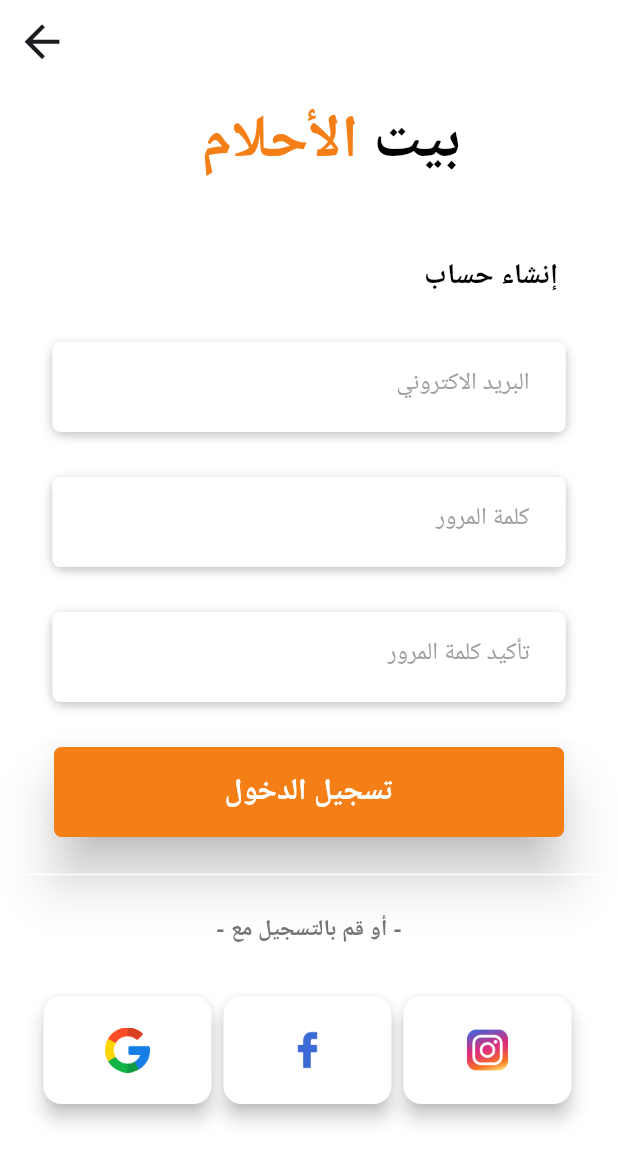
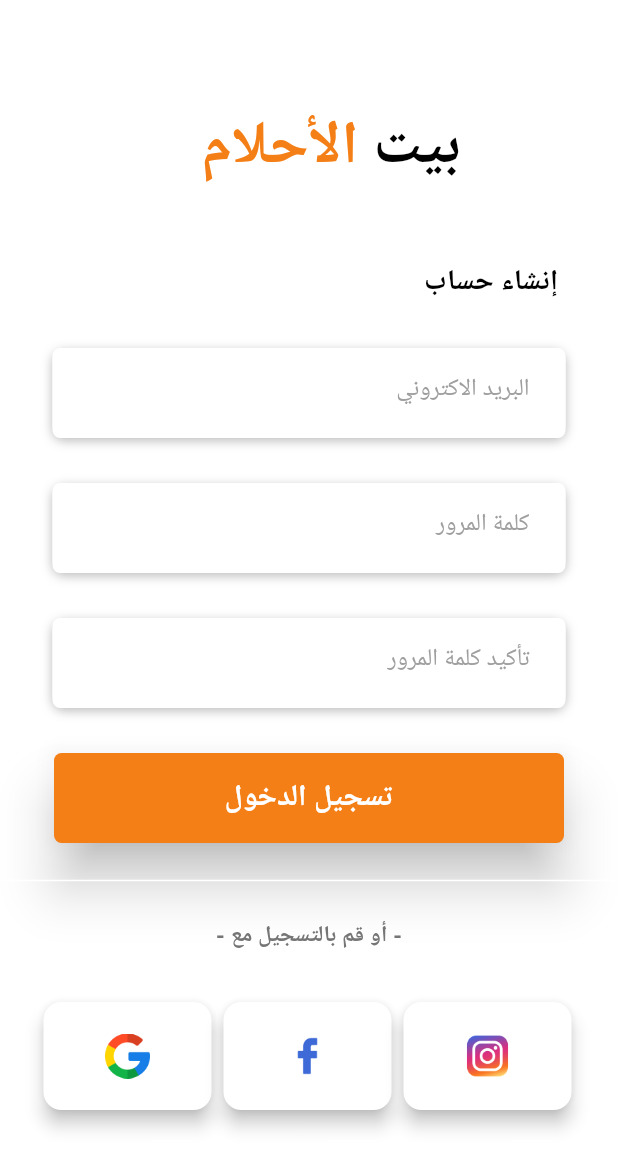
Before and after one commit to ahmedhasan-pr/Real-State, a Flutter app: the RegisterPage screen opened directly, on a phone screen of 412 x 824 dp. Shown: the top 1169 px of the screen. Run offline on Flutter 3.47's test engine with Material 3 defaults, Android fonts, the phone set to English and light mode, and no system bars; our stand-ins replace buttons_tabbar, image_picker, photo_view; missing offline and left inert: animated_read_more_text, day_night_switcher; network calls fail.

Commit message:
Initial commit

```diff
--- a/frontend/lib/Account/LoginPage.dart
+++ b/frontend/lib/Account/LoginPage.dart
@@ -3,6 +3,7 @@
 import 'package:flutter/material.dart';
 import 'package:frontend/Accessories/TextFild.dart';
 import 'package:frontend/Account/RegisterPage.dart';
+import 'package:frontend/Screen/NavBarPage.dart';
 import 'package:http/http.dart' as http;
 import 'dart:convert';
 
@@ -109,7 +110,7 @@ class _LoginPageState extends State<LoginPage> {
               height: 60,
               width: 340,
               child: ElevatedButton(
-                onPressed: _login,
+                onPressed: (){Navigator.of(context).push(MaterialPageRoute(builder: (context)=>NavBarPage()));},
                 style: ElevatedButton.styleFrom(
                   backgroundColor: Colors.yellow.shade900,
                   shape: RoundedRectangleBorder(
--- a/frontend/lib/Account/RegisterPage.dart
+++ b/frontend/lib/Account/RegisterPage.dart
@@ -19,22 +19,12 @@ class _RegisterPageState extends State<RegisterPage> {
     return SafeArea(
       child: Scaffold(
         resizeToAvoidBottomInset: false,
-        appBar: AppBar(
 
-          backgroundColor: Colors.white,
-          leading: IconButton(
-            onPressed: ()=>Navigator.pop(context),
-            icon: const Icon(
-              Icons.arrow_back,
-              size: 35,
-            ),
-          ),
-        ),
         backgroundColor: Colors.white,
         body: Column(
           children: [
             Padding(
-              padding: const EdgeInsets.only(left: 30, top: 10),
+              padding: const EdgeInsets.only(left: 30, top: 70),
               child: RichText(
                 text: TextSpan(
                   children: [
--- a/frontend/lib/Screen/DetailsPage.dart
+++ b/frontend/lib/Screen/DetailsPage.dart
@@ -8,7 +8,7 @@ import 'package:photo_view/photo_view_gallery.dart';
 import 'dart:async';
 
 class DetailsPage extends StatefulWidget {
-  const DetailsPage({super.key});
+  const DetailsPage({super.key, });
 
   @override
   State<DetailsPage> createState() => _DetailsPageState();
--- a/frontend/lib/Screen/Favoritespage.dart
+++ b/frontend/lib/Screen/Favoritespage.dart
@@ -14,6 +14,7 @@ class _FavoritespageState extends State<Favoritespage> {
   Widget build(BuildContext context) {
     return Scaffold(
       appBar: AppBar(
+        automaticallyImplyLeading: false,
         title: const Align(
             alignment: Alignment.topRight,
             child: Text(
--- a/frontend/lib/Screen/Intropage.dart
+++ b/frontend/lib/Screen/Intropage.dart
@@ -1,4 +1,5 @@
 import 'package:flutter/material.dart';
+import 'package:frontend/Account/LoginPage.dart';
 import 'package:frontend/Screen/NavBarPage.dart';
 
 class Intropage extends StatefulWidget {
@@ -87,7 +88,7 @@ class _IntropageState extends State<Intropage>
               child: ElevatedButton(
 
                 onPressed: () {
-                  Navigator.of(context).push(MaterialPageRoute(builder: (context)=>NavBarPage()));
+                  Navigator.of(context).push(MaterialPageRoute(builder: (context)=>LoginPage()));
                 },
                 style: ElevatedButton.styleFrom(
                   foregroundColor: Colors.black,
--- a/frontend/lib/Screen/NotificationsPage.dart
+++ b/frontend/lib/Screen/NotificationsPage.dart
@@ -9,6 +9,7 @@ class NotificationsPage extends StatelessWidget {
     return Scaffold(
       appBar: AppBar(
         centerTitle: true,
+        automaticallyImplyLeading: false,
         title: const Text(
           "الاشعارات",
           style: TextStyle(
--- a/frontend/lib/Screen/Settingspage.dart
+++ b/frontend/lib/Screen/Settingspage.dart
@@ -18,6 +18,7 @@ class _SettingsPageState extends State<SettingsPage> {
     return SafeArea(
       child: Scaffold(
         appBar: AppBar(
+            automaticallyImplyLeading: false,
           title: const Align(
             alignment: Alignment.topRight,
             child: Text(
--- a/frontend/lib/main.dart
+++ b/frontend/lib/main.dart
@@ -1,6 +1,7 @@
 import 'package:flutter/material.dart';
 import 'package:frontend/Provider/FavoriteProvider.dart';
 import 'package:frontend/Screen/HomePage.dart';
+import 'package:frontend/Screen/Intropage.dart';
 import 'package:frontend/Screen/NavBarPage.dart';
 import 'package:frontend/Screen/NotificationsPage.dart';
 import 'package:provider/provider.dart';
@@ -19,7 +20,7 @@ class MyApp extends StatelessWidget {
       create: (context)=>FavoriteProvider(),
       child: const MaterialApp(
        debugShowCheckedModeBanner: false,
-       home: NavBarPage(),
+       home: Intropage(),
       ),
     );
   }
--- a/frontend/pubspec.yaml
+++ b/frontend/pubspec.yaml
@@ -45,8 +45,7 @@ dependencies:
   day_night_switcher: ^0.2.0+1
   intl: ^0.18.0
   image_picker: ^0.8.5+3
-
-
+  persistent_bottom_nav_bar: ^6.2.1
 dev_dependencies:
   flutter_test:
     sdk: flutter
```
Also changed, not shown: frontend/lib/Screen/HomePage.dart (+6 -5 lines), frontend/pubspec.lock.
